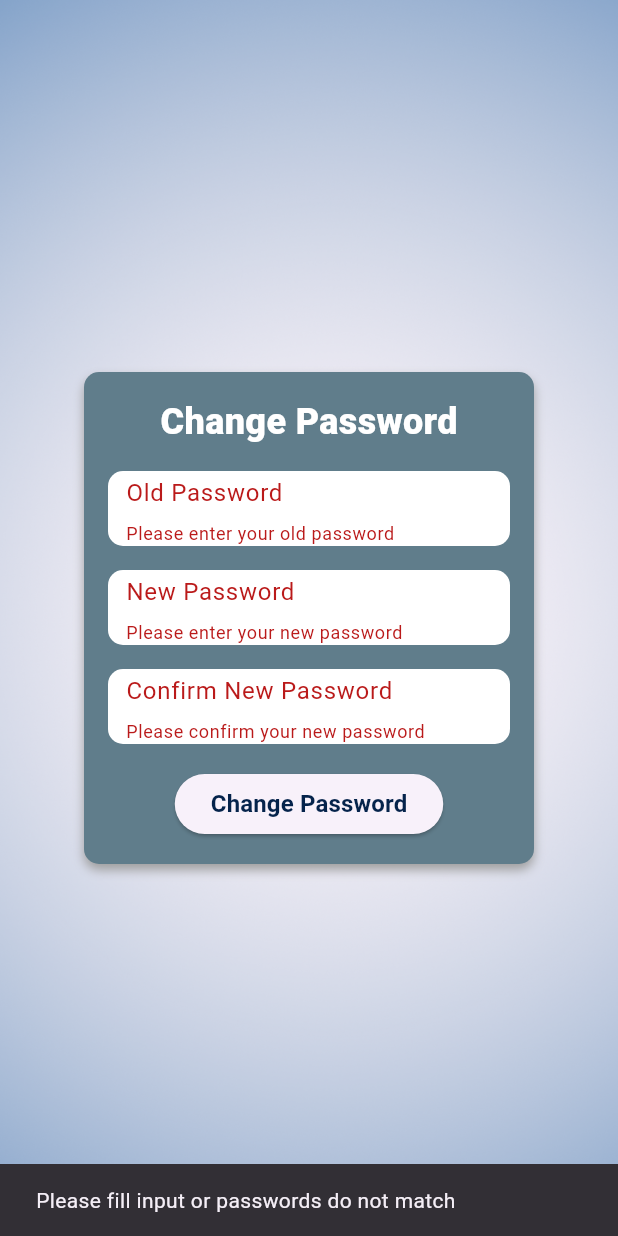
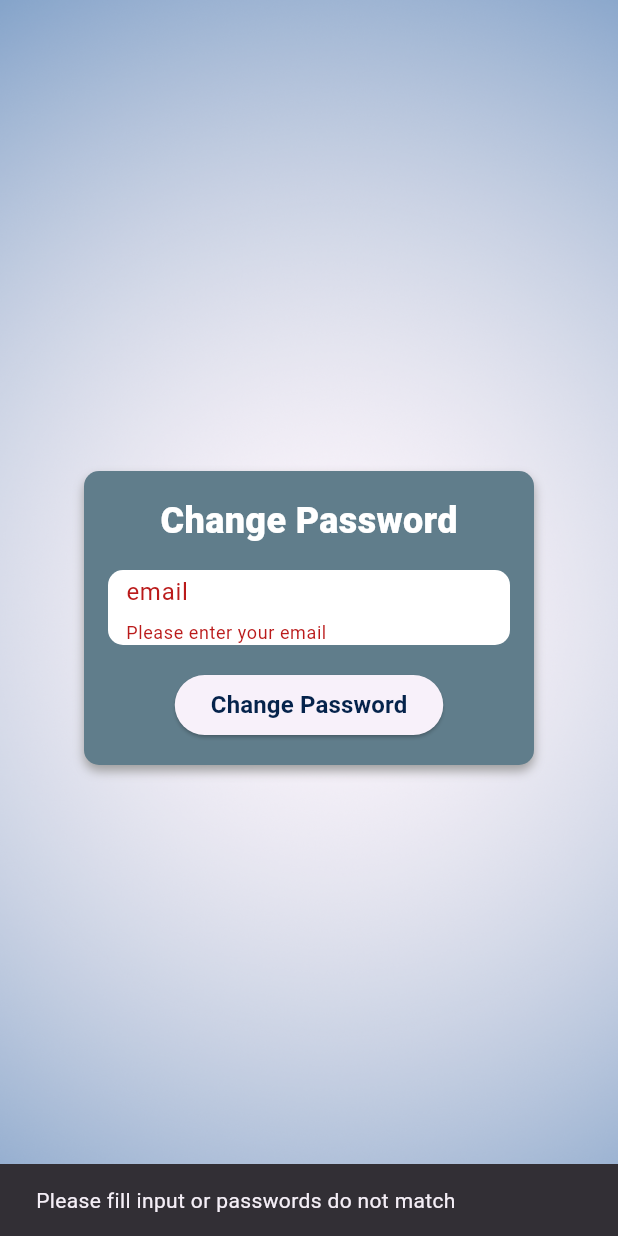
Before and after one commit to PiotrSitarek1/HotelManagement, a Flutter app: the ChangePasswordView screen opened directly, after a tap on "Change Password", on a phone screen of 412 x 824 dp. Run offline on Flutter 3.47's test engine with Material 2 defaults, Android fonts, the phone set to English and light mode, and no system bars; our stand-ins replace firebase_auth, firebase_core, firebase_database, fluttertoast, google_fonts; accounts and stored records are empty.

Commit message:
fixed toasts, added password reset

```diff
--- a/lib/screens/change_password_screen.dart
+++ b/lib/screens/change_password_screen.dart
@@ -1,5 +1,8 @@
 import 'package:flutter/material.dart';
 import 'package:google_fonts/google_fonts.dart';
+
+import '../services/user_auth.dart';
+import '../utils/toast.dart';
 
 class ChangePasswordView extends StatefulWidget {
   const ChangePasswordView({Key? key});
@@ -9,15 +12,16 @@ class ChangePasswordView extends StatefulWidget {
 }
 
 class _ChangePasswordViewState extends State<ChangePasswordView> {
+  final UserAuth _userAuth = UserAuth();
+
   final _formKey = GlobalKey<FormState>();
-  final TextEditingController oldPasswordController = TextEditingController();
-  final TextEditingController newPasswordController = TextEditingController();
-  final TextEditingController confirmNewPasswordController =
-      TextEditingController();
+  final TextEditingController emailController = TextEditingController();
 
-  void _changePassword() {
-    // TODO: Add logic to change the password
-    // Verify the old password and update it to the new password.
+  void _changePassword() async {
+    AuthStatus status = await _userAuth.resetPassword(emailController.text.trim());
+    if(status == AuthStatus.successful){
+      showToast("Email sended");
+    }
   }
 
   @override
@@ -78,67 +82,17 @@ class _ChangePasswordViewState extends State<ChangePasswordView> {
                         borderRadius: BorderRadius.circular(borderRadius),
                       ),
                       child: TextFormField(
-                        controller: oldPasswordController,
-                        obscureText: true,
+                        controller: emailController,
+                        obscureText: false,
                         decoration: const InputDecoration(
-                          labelText: 'Old Password',
+                          labelText: 'email',
                           border: InputBorder.none,
                           contentPadding: EdgeInsets.all(12.0),
                         ),
                         style: const TextStyle(color: Colors.black),
                         validator: (value) {
                           if (value == null || value.isEmpty) {
-                            return 'Please enter your old password';
-                          }
-                          return null;
-                        },
-                      ),
-                    ),
-                    const SizedBox(height: 16),
-                    Container(
-                      height: 50,
-                      decoration: BoxDecoration(
-                        color: Colors.white,
-                        borderRadius: BorderRadius.circular(borderRadius),
-                      ),
-                      child: TextFormField(
-                        controller: newPasswordController,
-                        obscureText: true,
-                        decoration: const InputDecoration(
-                          labelText: 'New Password',
-                          border: InputBorder.none,
-                          contentPadding: EdgeInsets.all(12.0),
-                        ),
-                        style: const TextStyle(color: Colors.black),
-                        validator: (value) {
-                          if (value == null || value.isEmpty) {
-                            return 'Please enter your new password';
-                          }
-                          return null;
-                        },
-                      ),
-                    ),
-                    const SizedBox(height: 16),
-                    Container(
-                      height: 50,
-                      decoration: BoxDecoration(
-                        color: Colors.white,
-                        borderRadius: BorderRadius.circular(borderRadius),
-                      ),
-                      child: TextFormField(
-                        controller: confirmNewPasswordController,
-                        obscureText: true,
-                        decoration: const InputDecoration(
-                          labelText: 'Confirm New Password',
-                          border: InputBorder.none,
-                          contentPadding: EdgeInsets.all(12.0),
-                        ),
-                        style: const TextStyle(color: Colors.black),
-                        validator: (value) {
-                          if (value == null || value.isEmpty) {
-                            return 'Please confirm your new password';
-                          } else if (value != newPasswordController.text) {
-                            return 'Passwords do not match';
+                            return 'Please enter your email';
                           }
                           return null;
                         },
--- a/lib/screens/login_screen.dart
+++ b/lib/screens/login_screen.dart
@@ -46,8 +46,6 @@ class _LoginViewState extends State<LoginView> {
       } else {
         showToast("User details not found");
       }
-    } else {
-      showToast("Problem with signing in");
     }
   }
 
--- a/lib/screens/sign_up_visitor_screen.dart
+++ b/lib/screens/sign_up_visitor_screen.dart
@@ -54,8 +54,6 @@ class _RegisterVisitorViewState extends State<RegisterVisitorView> {
       _userService.addUser(userCredential.user!.uid, user);
       showToast("Registered");
       _navigateToUserSettings();
-    } else {
-      showToast("Registration failed");
     }
   }
 
--- a/lib/services/user_auth.dart
+++ b/lib/services/user_auth.dart
@@ -1,13 +1,27 @@
 import 'package:firebase_auth/firebase_auth.dart';
 
+import '../utils/toast.dart';
+
+enum AuthStatus {
+  successful,
+  wrongPassword,
+  emailAlreadyExists,
+  invalidEmail,
+  weakPassword,
+  unknown,
+}
+
 class UserAuth {
+
+  AuthStatus status = AuthStatus.successful;
+
   Future<UserCredential?> signIn(String login, String password) async {
     try {
       UserCredential user = await FirebaseAuth.instance
           .signInWithEmailAndPassword(email: login, password: password);
       return user;
-    } catch (e) {
-      print(e);
+    } on FirebaseAuthException catch (e) {
+      showToast(e.code);
       return null;
     }
   }
@@ -18,7 +32,7 @@ class UserAuth {
           .createUserWithEmailAndPassword(email: login, password: password);
       return user;
     } on FirebaseAuthException catch (e) {
-      print(e);
+      showToast(e.code);
       return null;
     }
   }
@@ -27,7 +41,38 @@ class UserAuth {
     await FirebaseAuth.instance.signOut();
   }
 
-  Future resetPassword(String login) async {
-    await FirebaseAuth.instance.sendPasswordResetEmail(email: login);
+  Future<AuthStatus> resetPassword(String login) async {
+
+      await FirebaseAuth.instance.sendPasswordResetEmail(email: login).then((value) => status = AuthStatus.successful).
+      catchError((e) {
+        status = AuthException.handleAuthException(e);
+        showToast(e.code);
+        return status;
+      });
+      return status;
+  }
+
+}
+
+class AuthException{
+  static handleAuthException(FirebaseAuthException e){
+    AuthStatus status;
+    switch (e.code) {
+      case "invalid-email":
+        status = AuthStatus.invalidEmail;
+        break;
+      case "wrong-password":
+        status = AuthStatus.wrongPassword;
+        break;
+      case "weak-password":
+        status = AuthStatus.weakPassword;
+        break;
+      case "email-already-in-use":
+        status = AuthStatus.emailAlreadyExists;
+        break;
+      default:
+        status = AuthStatus.unknown;
+    }
+    return status;
   }
 }
```
